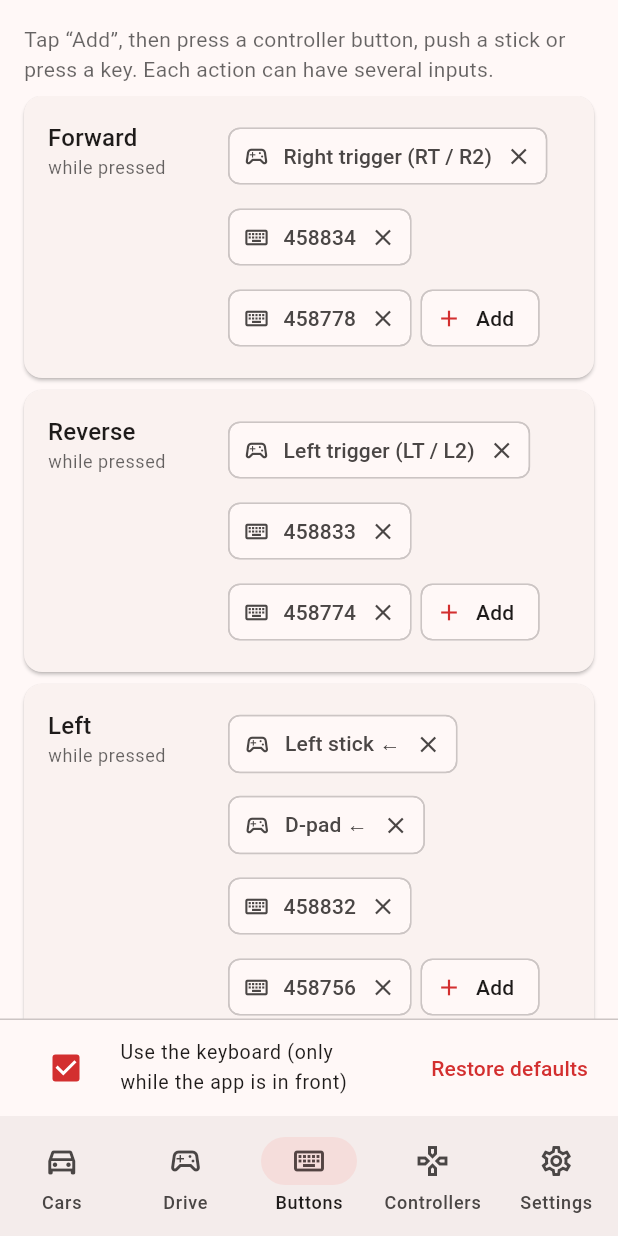
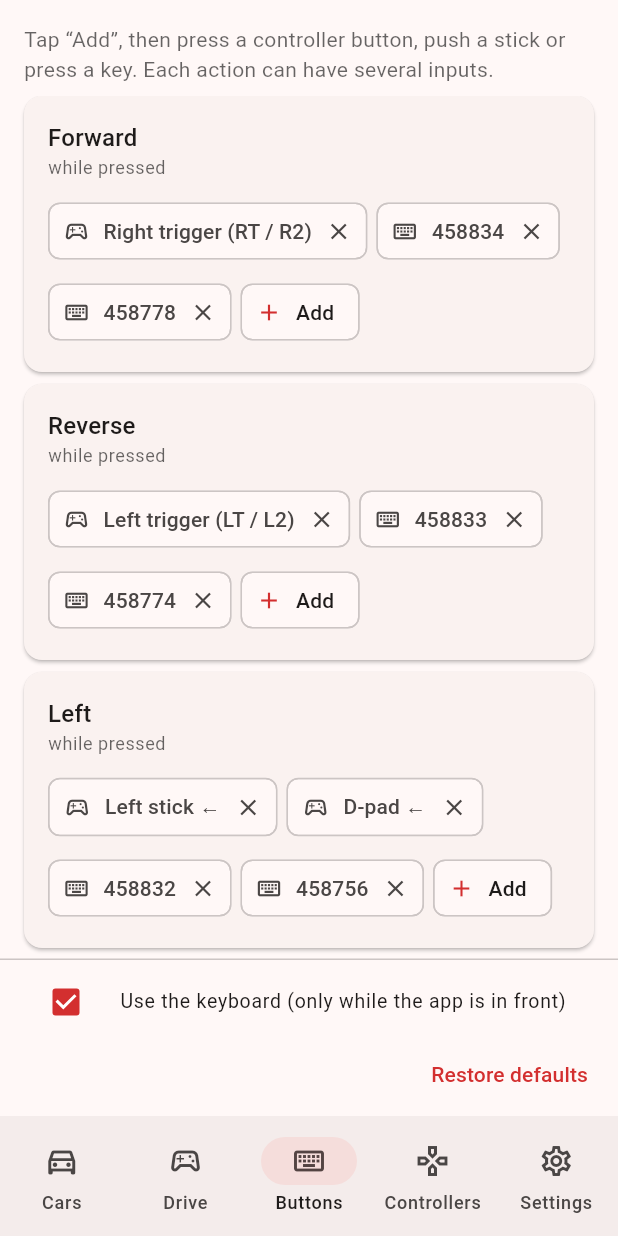
Before and after one commit to NextGTI/ble-rc-controller, a Flutter app: the screen it shows after launch, item 3 of the bottom bar chosen, on a phone screen of 412 x 824 dp. Run offline on Flutter 3.47's test engine with Material 3 defaults, Android fonts, the phone set to English and light mode, and no system bars; our stand-ins replace package_info_plus, shared_preferences; missing offline and left inert: gamepads, universal_ble; statements that could not run were skipped.

Commit message:
Fit the Buttons page to narrow phones
Chip labels and the footer overflowed on 320-390 dp screens: the action
title took a fixed 120 dp column and the keyboard checkbox shared a row
with the reset button. Stack them on narrow widths, ellipsize long chip
labels, and add regression tests in three languages.

```diff
--- a/lib/ui/controls_page.dart
+++ b/lib/ui/controls_page.dart
@@ -35,20 +35,23 @@ class ControlsPage extends StatelessWidget {
         const Divider(height: 1),
         Padding(
           padding: const EdgeInsets.symmetric(horizontal: 8, vertical: 4),
-          child: Row(
-            children: [
-              Expanded(
-                child: CheckboxListTile(
+          // Phones: stack the checkbox and the button; side by side when wide.
+          child: LayoutBuilder(builder: (context, c) {
+            final keyboard = CheckboxListTile(
               dense: true,
               controlAffinity: ListTileControlAffinity.leading,
               title: Text(l.useKeyboard),
               value: d.keyboardEnabled,
               onChanged: (v) => d.keyboardEnabled = v ?? true,
-                ),
-              ),
-              TextButton(onPressed: d.resetBindings, child: Text(l.restoreDefaults)),
-            ],
-          ),
+            );
+            final reset = TextButton(onPressed: d.resetBindings, child: Text(l.restoreDefaults));
+            return c.maxWidth < 560
+                ? Column(
+                    crossAxisAlignment: CrossAxisAlignment.stretch,
+                    children: [keyboard, Align(alignment: Alignment.centerRight, child: reset)],
+                  )
+                : Row(children: [Expanded(child: keyboard), reset]);
+          }),
         ),
       ],
     );
@@ -66,22 +69,14 @@ class _ActionRow extends StatelessWidget {
     final l = AppLocalizations.of(context);
     final t = Theme.of(context).textTheme;
     final capturing = d.capturing == action;
-    return SectionCard(
-      child: Row(
-        crossAxisAlignment: CrossAxisAlignment.start,
-        children: [
-          SizedBox(
-            width: 120,
-            child: Column(
+    final header = Column(
       crossAxisAlignment: CrossAxisAlignment.start,
       children: [
         Text(l.action(action), style: t.titleMedium),
         Text(l.actionHint(action), style: t.bodySmall?.copyWith(color: Theme.of(context).hintColor)),
       ],
-            ),
-          ),
-          Expanded(
-            child: Wrap(
+    );
+    final chips = Wrap(
       spacing: 6,
       runSpacing: 6,
       crossAxisAlignment: WrapCrossAlignment.center,
@@ -102,11 +97,17 @@ class _ActionRow extends StatelessWidget {
               color: Theme.of(context).colorScheme.primary.withValues(alpha: 0.15),
               borderRadius: BorderRadius.circular(99),
             ),
-                    child: Row(mainAxisSize: MainAxisSize.min, children: [
+            child: Wrap(
+              spacing: 8,
+              crossAxisAlignment: WrapCrossAlignment.center,
+              children: [
                 Text(l.pressAnything),
-                      const SizedBox(width: 8),
-                      InkWell(onTap: d.cancelCapture, child: Text(l.cancel, style: TextStyle(color: Theme.of(context).colorScheme.primary))),
-                    ]),
+                InkWell(
+                  onTap: d.cancelCapture,
+                  child: Text(l.cancel, style: TextStyle(color: Theme.of(context).colorScheme.primary)),
+                ),
+              ],
+            ),
           )
         else
           ActionChip(
@@ -115,9 +116,19 @@ class _ActionRow extends StatelessWidget {
             onPressed: () => d.beginCapture(action),
           ),
       ],
+    );
+    return SectionCard(
+      // Phones: title on top, chips below at full width. Wide: title on the left.
+      child: LayoutBuilder(
+        builder: (context, c) => c.maxWidth < 440
+            ? Column(
+                crossAxisAlignment: CrossAxisAlignment.start,
+                children: [header, const SizedBox(height: 10), chips],
+              )
+            : Row(
+                crossAxisAlignment: CrossAxisAlignment.start,
+                children: [SizedBox(width: 120, child: header), Expanded(child: chips)],
               ),
-          ),
-        ],
       ),
     );
   }
@@ -150,7 +161,7 @@ class _BindingChip extends StatelessWidget {
     return InputChip(
       avatar: Icon(icon, size: 18),
       label: Row(mainAxisSize: MainAxisSize.min, children: [
-        Text(label),
+        Flexible(child: Text(label, overflow: TextOverflow.ellipsis)),
         if (shared) ...[
           const SizedBox(width: 4),
           Tooltip(message: sharedMessage, child: const Icon(Icons.warning_amber_rounded, size: 16, color: Colors.orange)),
```
Also changed, not shown: 1 other file. Lines whose indentation alone changed are shown as unchanged.
